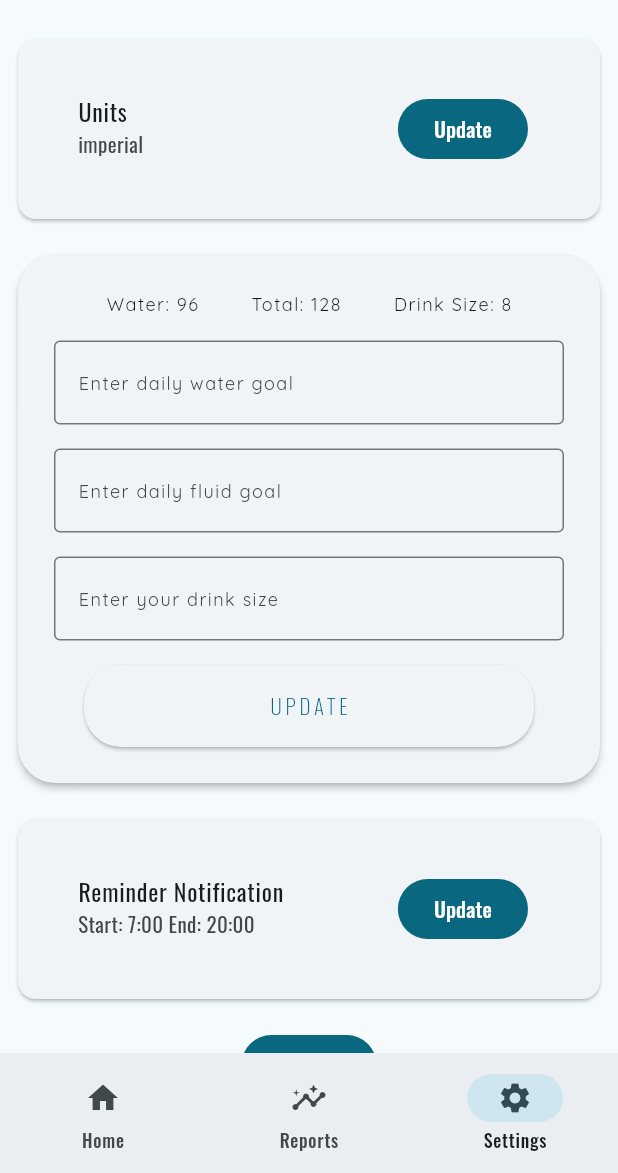
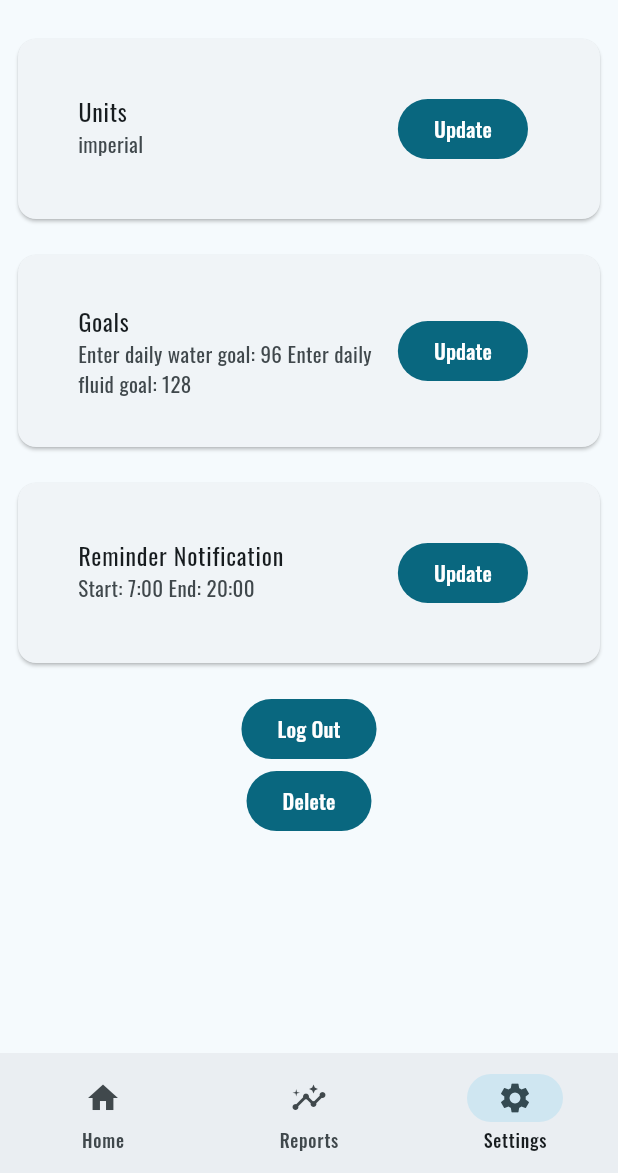
Before and after one commit to swsvindland/fitness-mobile, a Flutter app: the HomePage screen opened by its route, item 3 of the bottom bar chosen, on a phone screen of 412 x 824 dp, the part 63-1236 px from its top. Run offline on Flutter 3.47's test engine with Material 3 defaults, Android fonts, the phone set to English and light mode, and no system bars; our stand-ins replace carousel_slider, cloud_firestore, community_charts_flutter, firebase_analytics, firebase_auth, firebase_core and 6 more; missing offline and left inert: os_detect; accounts and stored records are empty; generated files the repository leaves out were written again; network calls fail.

Commit message:
fix logout

```diff
--- a/apps/water_track/lib/l10n/app_en.arb
+++ b/apps/water_track/lib/l10n/app_en.arb
@@ -44,5 +44,6 @@
     "deleteAccountConfirm": "This will delete your account and all user data forever. Are you sure?",
     "delete": "Delete",
     "cancel": "Cancel",
-    "units": "Units"
+    "units": "Units",
+    "goals": "Goals"
 }
--- a/apps/water_track/lib/widgets/settings/goals.dart
+++ /dev/null
@@ -1,120 +0,0 @@
-import 'package:firebase_auth/firebase_auth.dart';
-import 'package:flutter/material.dart';
-import 'package:google_fonts/google_fonts.dart';
-import 'package:provider/provider.dart';
-import 'package:models/models.dart';
-import 'package:api/api.dart';
-import 'package:flutter_gen/gen_l10n/app_localizations.dart';
-
-class Goals extends StatefulWidget {
-  const Goals({super.key});
-
-  @override
-  State<Goals> createState() => _GoalsState();
-}
-
-class _GoalsState extends State<Goals> {
-  final db = WaterDatabaseService();
-  late String waterGoal;
-  late String totalGoal;
-  late String drinkSize;
-
-  void onPressed(User? user, Preferences preferences) {
-    preferences.changeUnit();
-    db.updatePreferences(user!.uid, preferences);
-  }
-
-  void updateGoals(User? user, Preferences preferences) {
-    if (waterGoal != "") {
-      preferences.setWaterGoal(int.parse(waterGoal));
-    }
-
-    if (totalGoal != "") {
-      preferences.setTotalGoal(int.parse(totalGoal));
-    }
-
-    if (drinkSize != "") {
-      preferences.setDrinkSize(int.parse(drinkSize));
-    }
-
-    db.updatePreferences(user!.uid, preferences);
-  }
-
-  @override
-  Widget build(BuildContext context) {
-    final user = Provider.of<User?>(context);
-    final preferences = Provider.of<Preferences>(context);
-
-    return Card(
-      elevation: 2,
-      shape: RoundedRectangleBorder(
-        borderRadius: BorderRadius.circular(25),
-      ),
-      child: Padding(
-        padding: const EdgeInsets.all(24),
-        child: Column(
-          mainAxisAlignment: MainAxisAlignment.spaceEvenly,
-          crossAxisAlignment: CrossAxisAlignment.center,
-          children: <Widget>[
-            Row(
-              mainAxisAlignment: MainAxisAlignment.spaceEvenly,
-              crossAxisAlignment: CrossAxisAlignment.center,
-              children: [
-                Text('${AppLocalizations.of(context)!.water}: ${preferences.waterGoal.toString()}', style: GoogleFonts.quicksand(fontSize: 12, letterSpacing: 1),),
-                Text('${AppLocalizations.of(context)!.total}: ${preferences.totalGoal.toString()}', style: GoogleFonts.quicksand( fontSize: 12, letterSpacing: 1),),
-                Text('${AppLocalizations.of(context)!.drinkSize}: ${preferences.drinkSize.toString()}', style: GoogleFonts.quicksand(fontSize: 12, letterSpacing: 1),),
-              ],
-            ),
-            const SizedBox(height: 16),
-            TextField(
-              decoration: InputDecoration(
-                border: const OutlineInputBorder(),
-                labelText: AppLocalizations.of(context)!.waterGoalField,
-                labelStyle: GoogleFonts.quicksand( fontSize: 12, letterSpacing: 1),
-              ),
-              onChanged: (value) {
-                waterGoal = value;
-              },
-            ),
-            const SizedBox(height: 16),
-            TextField(
-              decoration: InputDecoration(
-                border: const OutlineInputBorder(),
-                labelText: AppLocalizations.of(context)!.fluidGoalField,
-                labelStyle: GoogleFonts.quicksand( fontSize: 12, letterSpacing: 1),
-              ),
-              onChanged: (value) {
-                totalGoal = value;
-              },
-            ),
-            const SizedBox(height: 16),
-            TextField(
-              decoration: InputDecoration(
-                border: const OutlineInputBorder(),
-                labelText: AppLocalizations.of(context)!.drinkSizeField,
-                labelStyle: GoogleFonts.quicksand(fontSize: 12, letterSpacing: 1),
-              ),
-              onChanged: (value) {
-                drinkSize = value;
-              },
-            ),
-            const SizedBox(height: 16),
-            ElevatedButton(
-              onPressed: () {
-                updateGoals(user, preferences);
-              },
-              child: Text(
-                AppLocalizations.of(context)!.update.toUpperCase(),
-                style: const TextStyle(
-                  fontSize: 14.0,
-                  letterSpacing: 2.5,
-                  fontWeight: FontWeight.w100,
-                ),
-              ),
-            ),
-          ],
-        ),
-      ),
-    );
-  }
-}
--- /dev/null
+++ b/apps/water_track/lib/widgets/settings/goals/goal.dart
@@ -0,0 +1,47 @@
+import 'package:flutter/material.dart';
+import 'package:provider/provider.dart';
+import 'package:models/models.dart';
+import 'package:flutter_gen/gen_l10n/app_localizations.dart';
+import 'package:water_track/widgets/settings/goals/goal_form.dart';
+
+class Goal extends StatefulWidget {
+  const Goal({super.key});
+
+  @override
+  State<Goal> createState() => _GoalState();
+}
+
+class _GoalState extends State<Goal> {
+  @override
+  Widget build(BuildContext context) {
+    final preferences = Provider.of<Preferences>(context);
+
+    handleAction() {
+      showModalBottomSheet<void>(
+        context: context,
+        builder: (BuildContext context) {
+          return GoalForm(preferences: preferences);
+        },
+      );
+    }
+
+    return Card(
+      child: Padding(
+        padding: const EdgeInsets.all(24),
+        child: ListTile(
+          title: Text(AppLocalizations.of(context)!.goals),
+          subtitle: Text(
+              "${AppLocalizations.of(context)!.waterGoalField}: ${preferences.waterGoal} ${AppLocalizations.of(context)!.fluidGoalField}: ${preferences.totalGoal}"),
+          trailing: FilledButton(
+            onPressed: handleAction,
+            child: Text(
+              AppLocalizations.of(context)!.update,
+            ),
+          ),
+        ),
+      ),
+    );
+  }
+}
+
+enum SexOptions { male, female }
--- a/apps/water_track/lib/widgets/settings/settings.dart
+++ b/apps/water_track/lib/widgets/settings/settings.dart
@@ -1,11 +1,11 @@
 import 'package:flutter/material.dart';
 import 'package:utils/sign_in.dart';
+import 'package:water_track/widgets/settings/goals/goal.dart';
 import 'package:water_track/widgets/settings/units/unit.dart';
 import 'package:widgets/delete_account.dart';
 import 'package:flutter_gen/gen_l10n/app_localizations.dart';
 
 import 'package:utils/constants.dart';
-import 'goals.dart';
 import 'notification/notification.dart';
 
 class Settings extends StatelessWidget {
@@ -26,7 +26,7 @@ class Settings extends StatelessWidget {
               children: <Widget>[
                 const Unit(),
                 const SizedBox(height: 16),
-                const Goals(),
+                const Goal(),
                 const SizedBox(height: 16),
                 const Notifications(),
                 const SizedBox(height: 16),
--- a/packages/utils/lib/sign_in.dart
+++ b/packages/utils/lib/sign_in.dart
@@ -1,9 +1,11 @@
 import 'dart:convert';
 
 import 'package:firebase_auth/firebase_auth.dart';
+import 'package:flutter/material.dart';
 import 'package:google_sign_in/google_sign_in.dart';
 import 'package:sign_in_with_apple/sign_in_with_apple.dart';
 import 'package:crypto/crypto.dart';
+import 'package:utils/constants.dart';
 
 final FirebaseAuth _auth = FirebaseAuth.instance;
 final GoogleSignIn _googleSignIn = GoogleSignIn();
@@ -75,4 +77,5 @@ Future<User?> signInAnon() async {
 void signOut() async {
   await _googleSignIn.signOut();
   await _auth.signOut();
+  navigatorKey.currentState!.pushNamedAndRemoveUntil('/login', (Route<dynamic> route) => false);
 }
```
Also changed, not shown: apps/water_track/lib/widgets/settings/goals/goal_form.dart (added, +87 -0 lines).
